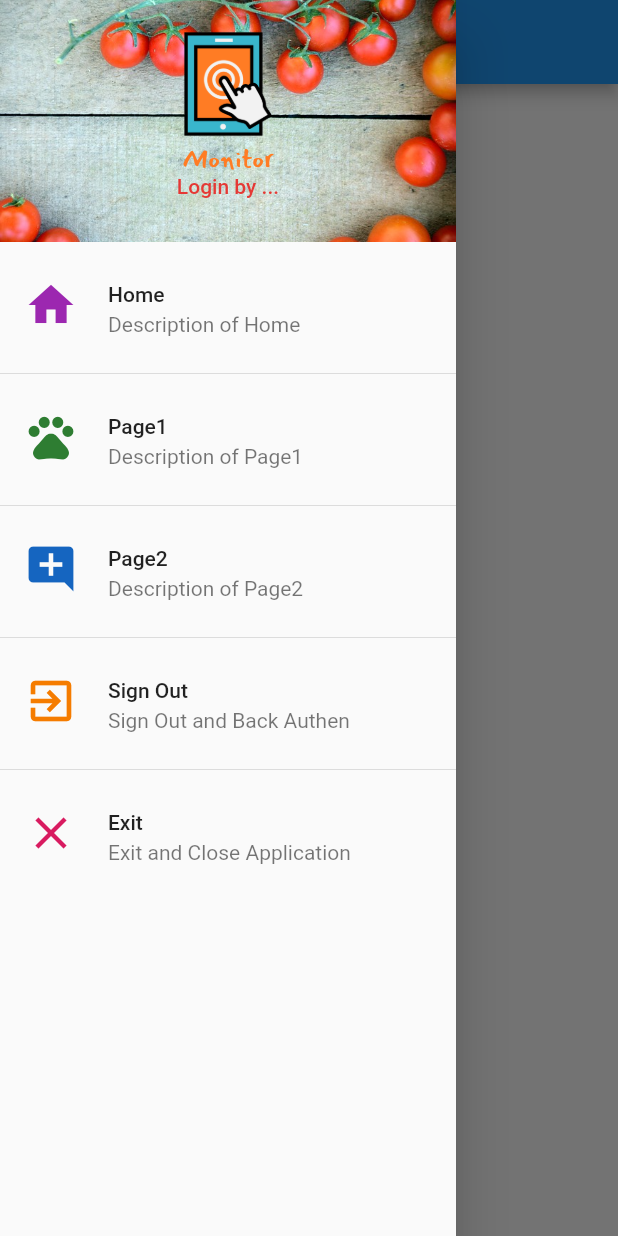
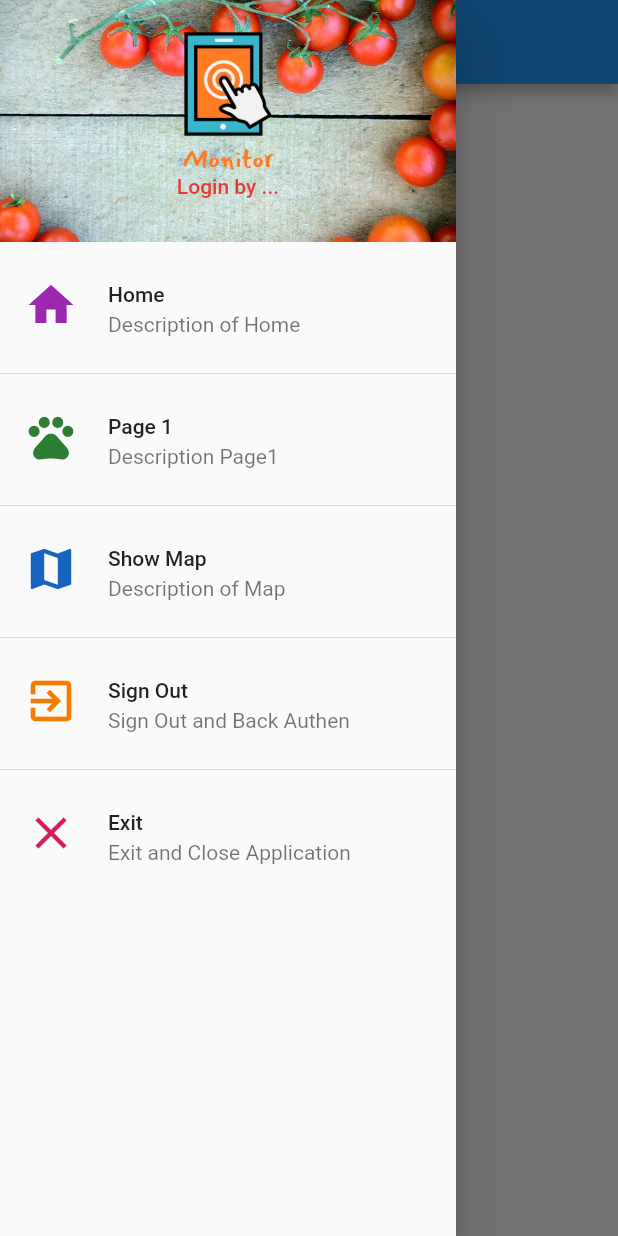
Before and after one commit to masterUNG/Pasadu, a Flutter app: the MyService screen opened directly, with the side drawer open, on a phone screen of 412 x 824 dp. Run offline on Flutter 3.47's test engine with Material 2 defaults, Android fonts, the phone set to English and light mode, and no system bars; our stand-ins replace google_maps_flutter, shared_preferences; accounts and stored records are empty.

Commit message:
finish 3Dec

```diff
--- a/lib/screens/my_service.dart
+++ b/lib/screens/my_service.dart
@@ -76,8 +76,8 @@ class _MyServiceState extends State<MyService> {
         size: 36.0,
         color: Colors.green.shade800,
       ),
-      title: Text('Page1'),
-      subtitle: Text('Description of Page1'),
+      title: Text('Page 1'),
+      subtitle: Text('Description Page1'),
       onTap: () {
         setState(() {
           currentWidget = Page1();
@@ -90,15 +90,15 @@ class _MyServiceState extends State<MyService> {
   Widget menuPage2() {
     return ListTile(
       leading: Icon(
-        Icons.add_comment,
+        Icons.map,
         size: 36.0,
         color: Colors.blue.shade800,
       ),
-      title: Text('Page2'),
-      subtitle: Text('Description of Page2'),
+      title: Text('Show Map'),
+      subtitle: Text('Description of Map'),
       onTap: () {
         setState(() {
-          currentWidget = Page2();
+          currentWidget = MyMap();
         });
         Navigator.of(context).pop();
       },
--- a/lib/widget/main_home.dart
+++ b/lib/widget/main_home.dart
@@ -1,4 +1,8 @@
+import 'dart:convert';
+
 import 'package:flutter/material.dart';
+import 'package:http/http.dart';
+import 'package:shared_preferences/shared_preferences.dart';
 
 class MainHome extends StatefulWidget {
   @override
@@ -6,6 +10,41 @@ class MainHome extends StatefulWidget {
 }
 
 class _MainHomeState extends State<MainHome> {
+
+  // Field
+  String runRecNoString;
+
+  // Method
+  @override
+  void initState() {
+    super.initState();
+    findRunRecNo();
+  }
+
+  Future<void> findRunRecNo()async{
+
+    SharedPreferences sharedPreferences = await SharedPreferences.getInstance();
+    runRecNoString = sharedPreferences.getString('runrecno');
+    if (runRecNoString != null) {
+      readData();
+    }
+
+  }
+
+  Future<void> readData()async{
+
+    String url = 'https://appdb.tisi.go.th/ForApp/getUserWhereidCheck.php?isAdd=true&idCheck=$runRecNoString';
+
+    Response response = await get(url);
+    var result = json.decode(response.body);
+    print('result ============> $result');
+
+    for (var map in result) {
+
+    }
+
+  }
+
   @override
   Widget build(BuildContext context) {
     return Container(
--- a/pubspec.yaml
+++ b/pubspec.yaml
@@ -25,6 +25,7 @@ dependencies:
   cupertino_icons: ^0.1.2
   http: ^0.12.0+2
   shared_preferences: ^0.5.4+5
+  google_maps_flutter: ^0.5.21+12
 
 dev_dependencies:
   flutter_test:
```
Also changed, not shown: lib/models/marker_model.dart (added, +56 -0 lines), lib/widget/page2.dart (+41 -6 lines), pubspec.lock, 4 other files.
